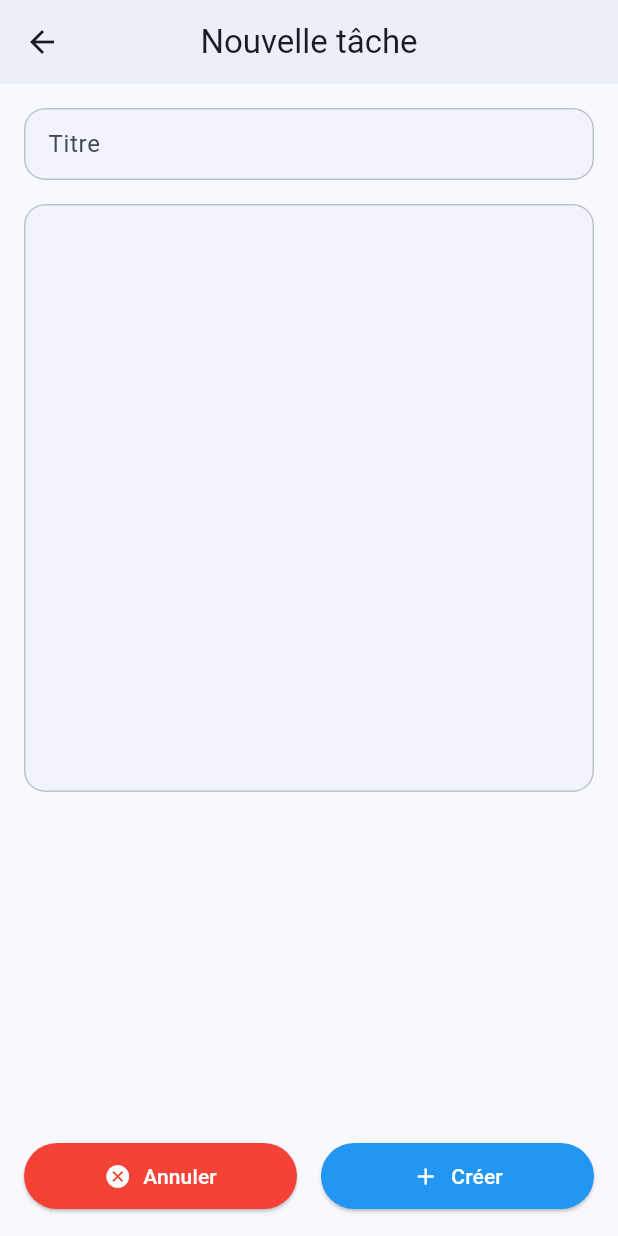
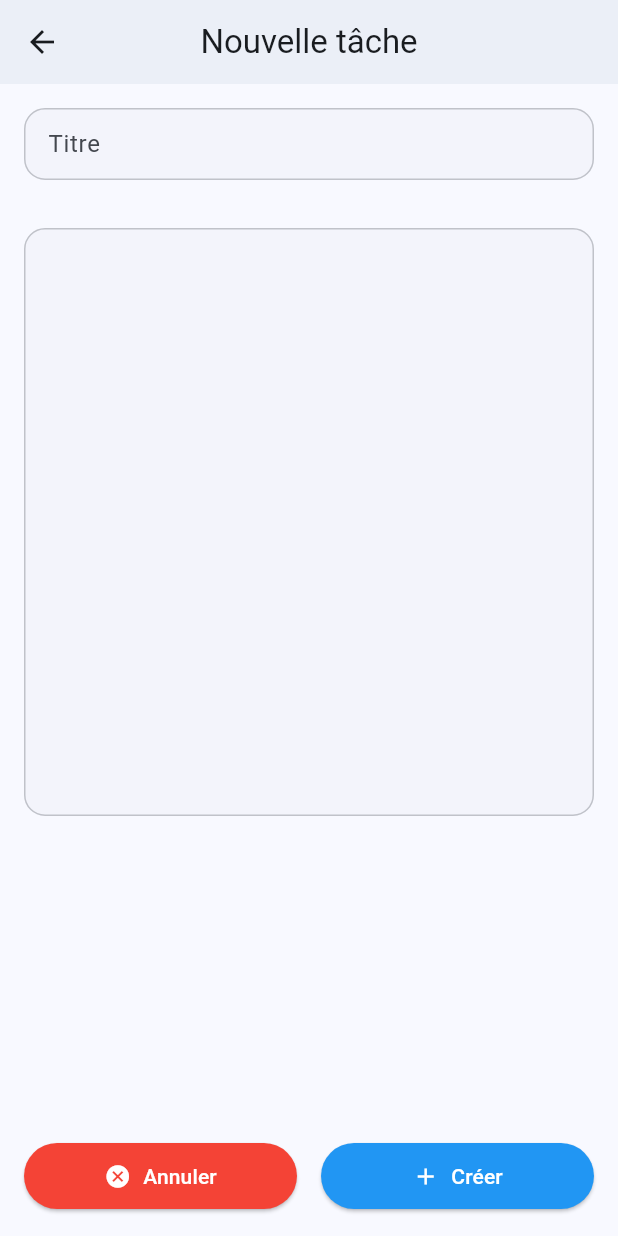
Before and after one commit to GnareBen/G_Note, a Flutter app: the screen it shows after launch, after a tap on the "add" icon, on a phone screen of 412 x 824 dp. Run offline on Flutter 3.47's test engine with Material 3 defaults, Android fonts, the phone set to English and light mode, and no system bars; our stand-ins replace dartz, dio, equatable, flutter_bloc, fluttertoast, get_it and 1 more; missing offline and left inert: workmanager; accounts and stored records are empty; statements that could not run were skipped.

Commit message:
Update app icon and label, refactor task form layout, and integrate Fluttertoast for notifications

```diff
--- a/lib/features/tasks/data/repositories/task_repository_impl.dart
+++ b/lib/features/tasks/data/repositories/task_repository_impl.dart
@@ -82,19 +82,22 @@ class TaskRepositoryImpl implements TaskRepository {
   @override
   Future<Either<Failure, void>> syncTasks() async {
     try {
-      // Get unsynced tasks
+      // Récupérer les tâches non synchronisées
       final unsyncedTasks = await localDataSource.getUnsyncedTasks();
 
       if (unsyncedTasks.isEmpty) {
         return const Right(null);
       }
 
-      // Sync with remote
-      final syncedTasks = await remoteDataSource.syncTasks(unsyncedTasks);
+      // Synchroniser les tâches avec la source distante
+      await remoteDataSource.syncTasks(unsyncedTasks);
 
-      // Mark tasks as synced
-      final syncedIds = syncedTasks.map((task) => task.id).toList();
-      await localDataSource.markTasksAsSynced(syncedIds);
+      // Marquer les tâches comme synchronisées localement
+      if (unsyncedTasks.isNotEmpty) {
+        final syncedIds = unsyncedTasks.map((task) => task.id).toList();
+        await localDataSource.markTasksAsSynced(syncedIds);
+        return const Right(null);
+      }
 
       return const Right(null);
     } on ServerException catch (e) {
--- a/lib/features/tasks/presentation/pages/task_detail_page.dart
+++ b/lib/features/tasks/presentation/pages/task_detail_page.dart
@@ -92,6 +92,13 @@ class _TaskDetailPageState extends State<TaskDetailPage> {
                 ),
               ],
             ),
+            const SizedBox(width: 8),
+            Text(
+              widget.task != null && !widget.task!.is_synced
+                  ? '(Non synchronisé)'
+                  : '',
+              style: theme.textTheme.bodySmall,
+            ),
             const Spacer(),
             SizedBox(
               width: double.infinity,
--- a/lib/features/tasks/presentation/pages/task_form_page.dart
+++ b/lib/features/tasks/presentation/pages/task_form_page.dart
@@ -70,10 +70,13 @@ class _TaskFormPageState extends State<TaskFormPage> {
         title: Text(isEditing ? 'Modifier la tâche' : 'Nouvelle tâche'),
         centerTitle: true,
       ),
-      body: Form(
+      body: SingleChildScrollView(
+        child: Padding(
+          padding: const EdgeInsets.all(16.0),
+          child: Form(
             key: _formKey,
-        child: ListView(
-          padding: const EdgeInsets.all(16),
+            child: Column(
+              spacing: 8.0,
               children: [
                 CustomTextFormField(
                   label: 'Titre',
@@ -93,6 +96,8 @@ class _TaskFormPageState extends State<TaskFormPage> {
                   label: '',
                 ),
               ],
+            ),
+          ),
         ),
       ),
 
--- a/lib/features/tasks/presentation/pages/task_list_page.dart
+++ b/lib/features/tasks/presentation/pages/task_list_page.dart
@@ -1,5 +1,6 @@
 import 'package:flutter/material.dart';
 import 'package:flutter_bloc/flutter_bloc.dart';
+import 'package:fluttertoast/fluttertoast.dart';
 import 'package:g_task/features/tasks/domain/entities/task.dart';
 import 'package:g_task/features/tasks/presentation/bloc/task/task_bloc.dart';
 import 'package:g_task/features/tasks/presentation/pages/task_form_page.dart';
@@ -44,18 +45,24 @@ class _TasksListPageState extends State<TasksListPage> {
       body: BlocConsumer<TaskBloc, TaskState>(
         listener: (context, state) {
           if (state is TaskError) {
-            ScaffoldMessenger.of(context).showSnackBar(
-              SnackBar(
-                content: Text(state.message),
-                backgroundColor: Colors.red,
-              ),
+            Fluttertoast.showToast(
+              msg: state.message,
+              toastLength: Toast.LENGTH_SHORT,
+              gravity: ToastGravity.TOP,
+              timeInSecForIosWeb: 1,
+              backgroundColor: Colors.red,
+              textColor: Colors.white,
+              fontSize: 16.0,
             );
           } else if (state is TaskOperationSuccess) {
-            ScaffoldMessenger.of(context).showSnackBar(
-              SnackBar(
-                content: Text(state.message),
-                backgroundColor: Colors.green,
-              ),
+            Fluttertoast.showToast(
+              msg: state.message,
+              toastLength: Toast.LENGTH_SHORT,
+              gravity: ToastGravity.TOP,
+              timeInSecForIosWeb: 1,
+              backgroundColor: Colors.green,
+              textColor: Colors.white,
+              fontSize: 16.0,
             );
           }
         },
--- a/lib/injection_container.dart
+++ b/lib/injection_container.dart
@@ -13,7 +13,7 @@ import 'features/tasks/domain/usecases/get_tasks.dart';
 import 'features/tasks/domain/usecases/syn_tasks.dart';
 import 'features/tasks/domain/usecases/update_task.dart';
 
-final sl = GetIt.instance;
+final GetIt sl = GetIt.instance;
 
 Future<void> init() async {
   // Bloc
--- a/pubspec.yaml
+++ b/pubspec.yaml
@@ -34,6 +34,9 @@ dependencies:
   # The following adds the Cupertino Icons font to your application.
   # Use with the CupertinoIcons class for iOS style icons.
   cupertino_icons: ^1.0.8
+
+  fluttertoast: ^8.2.13
+  flutter_launcher_icons: ^0.14.4
 
   flutter_bloc: ^9.1.1
   equatable: ^2.0.7
```
Also changed, not shown: assets/icon/icon.png (added), pubspec.lock, 18 other files. Lines whose indentation alone changed are shown as unchanged.
